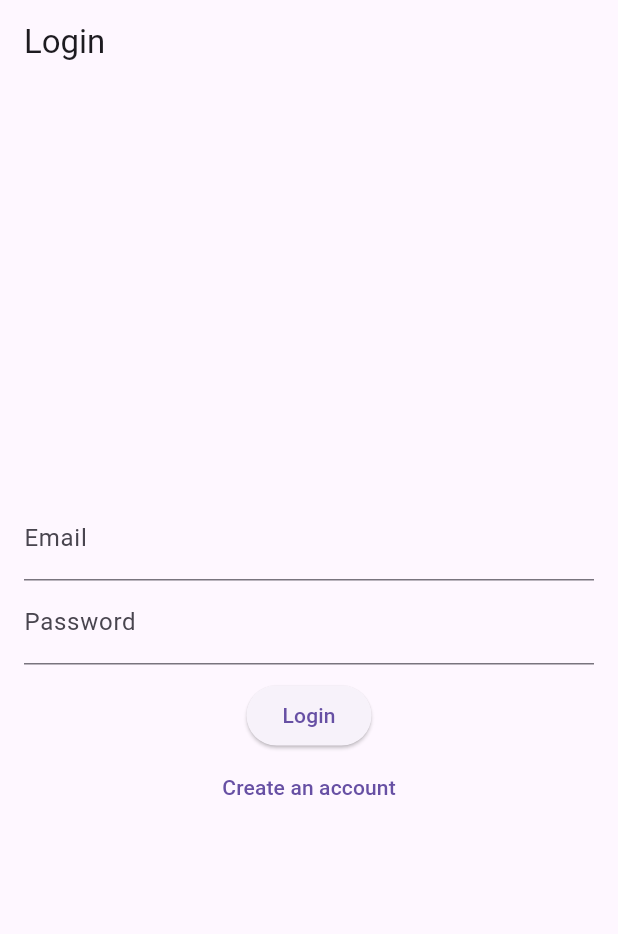
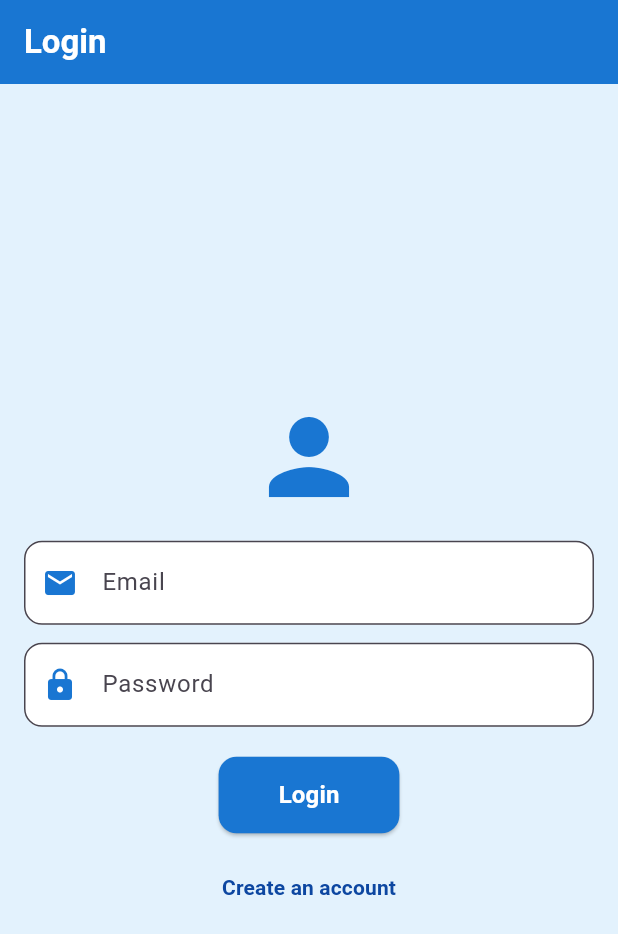
Before and after one commit to Sunil93021/Flutter-Projects, a Flutter app: the screen it shows after launch, on a phone screen of 412 x 824 dp. Shown: the top 934 px of the screen. Run offline on Flutter 3.47's test engine with Material 3 defaults, Android fonts, the phone set to English and light mode, and no system bars; our stand-ins replace cloud_firestore, firebase_auth, firebase_core; accounts and stored records are empty.

Commit message:
added something

```diff
--- a/xchange_learn/lib/main.dart
+++ b/xchange_learn/lib/main.dart
@@ -2,8 +2,6 @@
 import 'package:firebase_auth/firebase_auth.dart';
 import 'package:flutter/material.dart';
 import 'package:xchange_learn/screens/auth_screen.dart';
-import 'package:xchange_learn/screens/home_screen.dart';
-import 'package:xchange_learn/screens/profile_screen.dart';
 import 'firebase_options.dart';
 import 'screens/splash_screen.dart';
 
@@ -14,6 +12,8 @@
 }
 
 class XChangeLearnApp extends StatelessWidget {
+  const XChangeLearnApp({super.key});
+
   @override
   Widget build(BuildContext context) {
     return MaterialApp(
@@ -26,6 +26,8 @@
 }
 
 class AuthWrapper extends StatelessWidget {
+  const AuthWrapper({super.key});
+
   @override
   Widget build(BuildContext context) {
     return StreamBuilder<User?>(
--- a/xchange_learn/lib/screens/auth_screen.dart
+++ b/xchange_learn/lib/screens/auth_screen.dart
@@ -2,7 +2,6 @@ import 'package:cloud_firestore/cloud_firestore.dart';
 import 'package:firebase_auth/firebase_auth.dart';
 import 'package:flutter/material.dart';
 import 'dart:math'; // For generating random numbers
-
 import 'home_screen.dart';
 
 class AuthScreens extends StatefulWidget {
@@ -97,27 +96,80 @@ class _AuthScreensState extends State<AuthScreens> {
   @override
   Widget build(BuildContext context) {
     return Scaffold(
-      appBar: AppBar(title: Text(_isLogin ? "Login" : "Register")),
+      backgroundColor: Colors.blue.shade50, // Light blue background
+      appBar: AppBar(
+        backgroundColor: Colors.blue.shade700, // Dark blue AppBar
+        title: Text(
+          _isLogin ? "Login" : "Register",
+          style: TextStyle(color: Colors.white, fontWeight: FontWeight.bold),
+        ),
+      ),
       body: Padding(
         padding: const EdgeInsets.all(16.0),
+        child: Center(
+          child: SingleChildScrollView(
             child: Column(
               mainAxisAlignment: MainAxisAlignment.center,
               children: [
+                // 🔹 App Logo Placeholder
+                Icon(Icons.person, size: 80, color: Colors.blue.shade700),
+
+                SizedBox(height: 16),
+
+                // 🔹 Email Input Field
                 TextField(
                   controller: _emailController,
-              decoration: InputDecoration(labelText: "Email"),
+                  decoration: InputDecoration(
+                    labelText: "Email",
+                    prefixIcon: Icon(Icons.email, color: Colors.blue.shade700),
+                    border: OutlineInputBorder(
+                      borderRadius: BorderRadius.circular(12),
+                    ),
+                    filled: true,
+                    fillColor: Colors.white,
+                  ),
                   keyboardType: TextInputType.emailAddress,
                 ),
+
+                SizedBox(height: 12),
+
+                // 🔹 Password Input Field
                 TextField(
                   controller: _passwordController,
-              decoration: InputDecoration(labelText: "Password"),
+                  decoration: InputDecoration(
+                    labelText: "Password",
+                    prefixIcon: Icon(Icons.lock, color: Colors.blue.shade700),
+                    border: OutlineInputBorder(
+                      borderRadius: BorderRadius.circular(12),
+                    ),
+                    filled: true,
+                    fillColor: Colors.white,
+                  ),
                   obscureText: true,
                 ),
-            SizedBox(height: 10),
+
+                SizedBox(height: 20),
+
+                // 🔹 Login / Register Button
                 ElevatedButton(
                   onPressed: _submitAuthForm,
-              child: Text(_isLogin ? "Login" : "Register"),
+                  style: ElevatedButton.styleFrom(
+                    backgroundColor: Colors.blue.shade700,
+                    foregroundColor: Colors.white,
+                    shape: RoundedRectangleBorder(
+                      borderRadius: BorderRadius.circular(12),
                     ),
+                    padding: EdgeInsets.symmetric(horizontal: 40, vertical: 14),
+                  ),
+                  child: Text(
+                    _isLogin ? "Login" : "Register",
+                    style: TextStyle(fontSize: 16, fontWeight: FontWeight.bold),
+                  ),
+                ),
+
+                SizedBox(height: 12),
+
+                // 🔹 Toggle Between Login and Register
                 TextButton(
                   onPressed: () {
                     setState(() {
@@ -128,11 +180,18 @@ class _AuthScreensState extends State<AuthScreens> {
                     _isLogin
                         ? "Create an account"
                         : "Already have an account? Login",
+                    style: TextStyle(
+                      color: Colors.blue.shade900,
+                      fontSize: 14,
+                      fontWeight: FontWeight.w600,
+                    ),
                   ),
                 ),
               ],
             ),
           ),
+        ),
+      ),
     );
   }
 }
--- a/xchange_learn/lib/screens/chat_screen.dart
+++ b/xchange_learn/lib/screens/chat_screen.dart
@@ -7,7 +7,7 @@ class ChatScreen extends StatefulWidget {
   final String skillId;
   final String skillName;
 
-  ChatScreen({required this.skillId, required this.skillName});
+  const ChatScreen({super.key, required this.skillId, required this.skillName});
 
   @override
   _ChatScreenState createState() => _ChatScreenState();
```
Also changed, not shown: xchange_learn/lib/screens/add_skill_screen.dart (+44 -20 lines), xchange_learn/lib/screens/home_screen.dart (+54 -8 lines), xchange_learn/lib/screens/profile_screen.dart (+5 -3 lines), 7 other files. Lines whose indentation alone changed are shown as unchanged.
